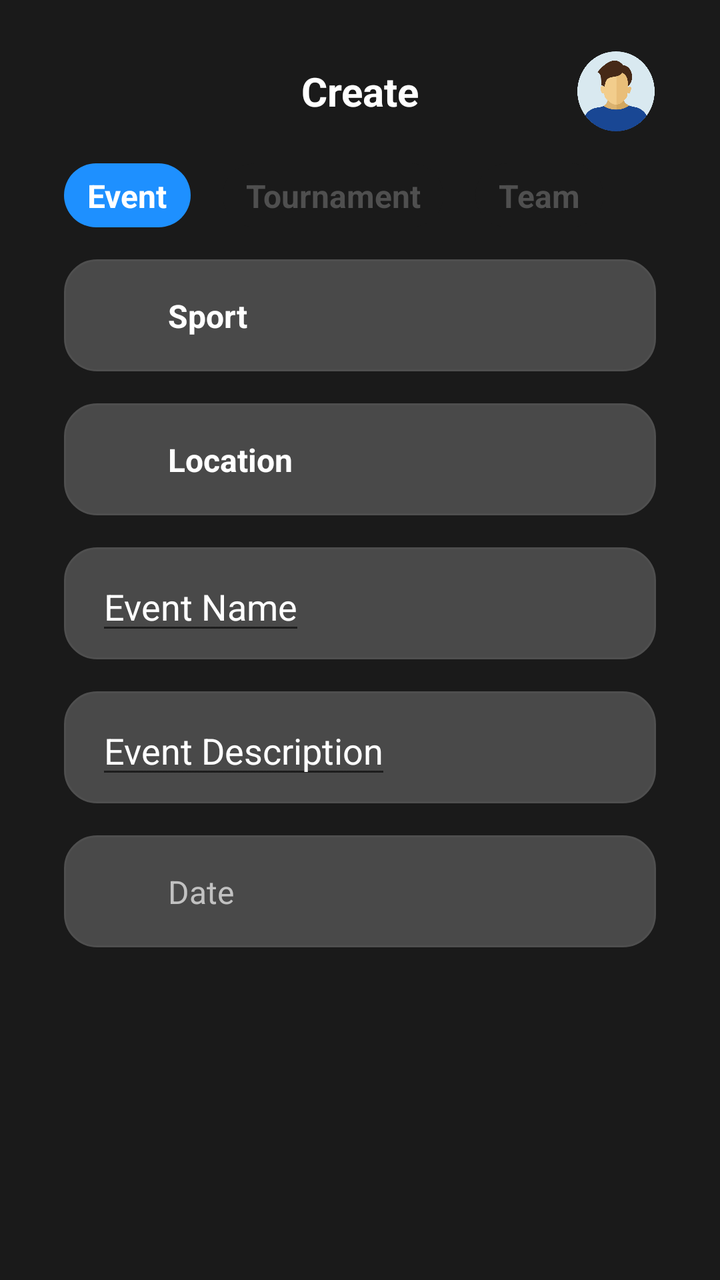
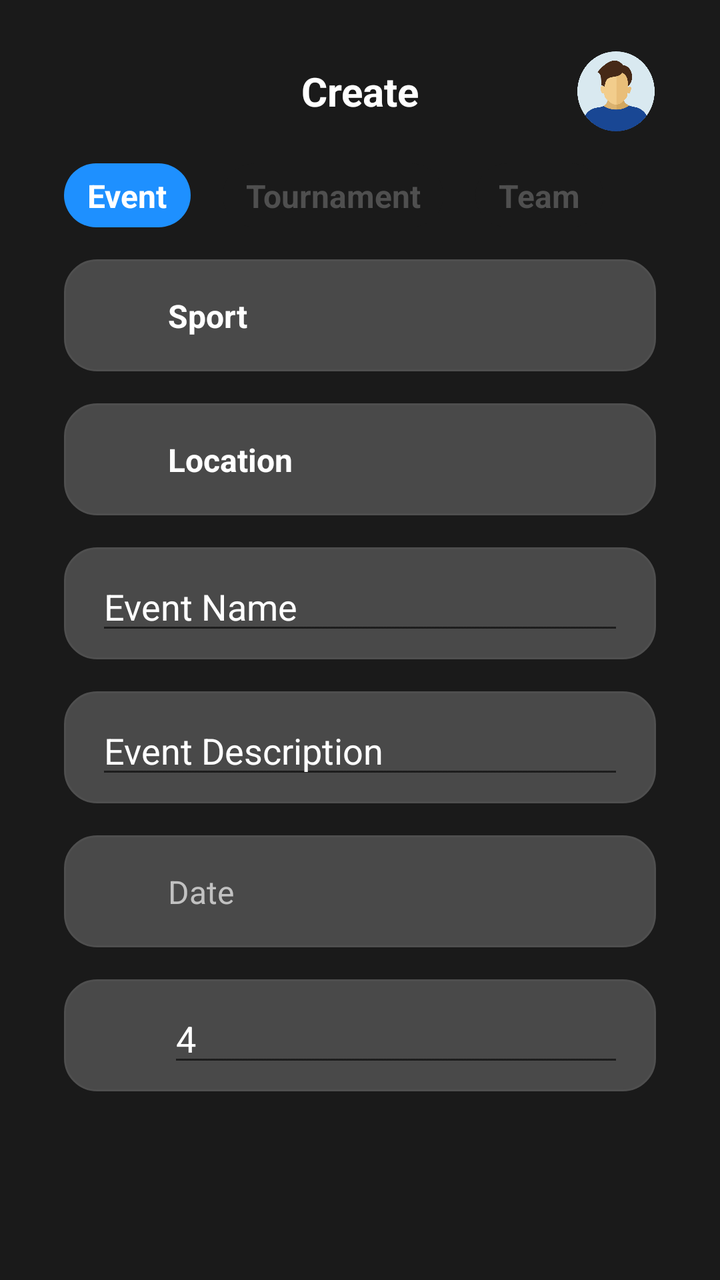

Screens rendered from an Android XML layout before and after an edit, with the pre-edit source and the edit as a unified diff.
<!-- AndroidManifest.xml: application theme Theme.AppCompat.Light.NoActionBar -->
<!-- res/layout/activity_create.xml -->
<?xml version="1.0" encoding="utf-8"?>
<androidx.constraintlayout.widget.ConstraintLayout xmlns:android="http://schemas.android.com/apk/res/android"
    xmlns:app="http://schemas.android.com/apk/res-auto"
    xmlns:tools="http://schemas.android.com/tools"
    android:id="@+id/main"
    android:layout_width="match_parent"
    android:layout_height="match_parent"
    android:background="#1A1A1A"
    tools:context=".CreateActivity">

    <LinearLayout
        android:id="@+id/tournamentsTV"
        android:layout_width="wrap_content"
        android:layout_height="32dp"
        android:layout_marginStart="16dp"
        android:background="@drawable/rounded_button_black_nostroke"
        android:gravity="center"
        android:orientation="horizontal"
        android:padding="12dp"
        app:layout_constraintBottom_toBottomOf="@+id/scheduledTV"
        app:layout_constraintStart_toEndOf="@+id/scheduledTV"
        app:layout_constraintTop_toTopOf="@+id/scheduledTV">

        <TextView
            android:layout_width="wrap_content"
            android:layout_height="wrap_content"
            android:text="Tournament"
            android:textColor="#FFFFFF"
            android:textSize="16sp"
            android:visibility="invisible" />
    </LinearLayout>

    <LinearLayout
        android:id="@+id/teamTV"
        android:layout_width="wrap_content"
        android:layout_height="32dp"
        android:layout_marginStart="16dp"
        android:background="@drawable/rounded_button_black_nostroke"
        android:gravity="center"
        android:orientation="horizontal"
        android:padding="12dp"
        app:layout_constraintBottom_toBottomOf="@+id/scheduledTV"
        app:layout_constraintStart_toEndOf="@+id/tournamentsTV"
        app:layout_constraintTop_toTopOf="@+id/scheduledTV">

        <TextView
            android:layout_width="wrap_content"
            android:layout_height="wrap_content"
            android:text="Team"
            android:textColor="#FFFFFF"
            android:textSize="16sp"
            android:visibility="invisible" />
    </LinearLayout>

    <LinearLayout
        android:id="@+id/scheduledTV"
        android:layout_width="wrap_content"
        android:layout_height="32dp"
        android:layout_marginStart="32dp"
        android:layout_marginTop="16dp"
        android:background="@drawable/rounded_button"
        android:gravity="center"
        android:orientation="horizontal"
        android:padding="12dp"
        app:layout_constraintStart_toStartOf="parent"
        app:layout_constraintTop_toBottomOf="@+id/arrow1">

        <TextView
            android:layout_width="wrap_content"
            android:layout_height="wrap_content"
            android:text="Event"
            android:textColor="#FFFFFF"
            android:textSize="16sp"
            android:visibility="invisible" />
    </LinearLayout>

    <TextView
        android:id="@+id/homeText"
        android:layout_width="wrap_content"
        android:layout_height="wrap_content"
        android:layout_marginTop="32dp"
        android:text="Create"
        android:textColor="#FFFFFF"
        android:textSize="20sp"
        android:textStyle="bold"
        app:layout_constraintEnd_toEndOf="parent"
        app:layout_constraintStart_toStartOf="parent"
        app:layout_constraintTop_toTopOf="parent" />

    <LinearLayout
        android:id="@+id/sportButton"
        android:layout_width="0dp"
        android:layout_height="56dp"
        android:layout_marginStart="32dp"
        android:layout_marginTop="16dp"
        android:layout_marginEnd="32dp"
        android:background="@drawable/rounded_button_grey"
        android:gravity="center"
        android:orientation="horizontal"
        android:padding="12dp"
        app:layout_constraintEnd_toEndOf="parent"
        app:layout_constraintStart_toStartOf="parent"
        app:layout_constraintTop_toBottomOf="@+id/scheduledTV">

    </LinearLayout>

    <LinearLayout
        android:id="@+id/locationButton"
        android:layout_width="0dp"
        android:layout_height="56dp"
        android:layout_marginStart="32dp"
        android:layout_marginTop="16dp"
        android:layout_marginEnd="32dp"
        android:background="@drawable/rounded_button_grey"
        android:gravity="center"
        android:orientation="horizontal"
        android:padding="12dp"
        app:layout_constraintEnd_toEndOf="parent"
        app:layout_constraintHorizontal_bias="0.0"
        app:layout_constraintStart_toStartOf="parent"
        app:layout_constraintTop_toBottomOf="@+id/sportButton">

    </LinearLayout>

    <LinearLayout
        android:id="@+id/nameButton"
        android:layout_width="0dp"
        android:layout_height="56dp"
        android:layout_marginStart="32dp"
        android:layout_marginTop="16dp"
        android:layout_marginEnd="32dp"
        android:background="@drawable/rounded_button_grey"
        android:gravity="center"
        android:orientation="horizontal"
        android:padding="12dp"
        app:layout_constraintEnd_toEndOf="parent"
        app:layout_constraintHorizontal_bias="0.0"
        app:layout_constraintStart_toStartOf="parent"
        app:layout_constraintTop_toBottomOf="@+id/locationButton">

    </LinearLayout>

    <LinearLayout
        android:id="@+id/descriptionButton"
        android:layout_width="0dp"
        android:layout_height="56dp"
        android:layout_marginStart="32dp"
        android:layout_marginTop="16dp"
        android:layout_marginEnd="32dp"
        android:background="@drawable/rounded_button_grey"
        android:gravity="center"
        android:orientation="horizontal"
        android:padding="12dp"
        app:layout_constraintEnd_toEndOf="parent"
        app:layout_constraintHorizontal_bias="0.0"
        app:layout_constraintStart_toStartOf="parent"
        app:layout_constraintTop_toBottomOf="@+id/nameButton">

    </LinearLayout>

    <LinearLayout
        android:id="@+id/dateButton"
        android:layout_width="0dp"
        android:layout_height="56dp"
        android:layout_marginStart="32dp"
        android:layout_marginTop="16dp"
        android:layout_marginEnd="32dp"
        android:background="@drawable/rounded_button_grey"
        android:gravity="center"
        android:orientation="horizontal"
        android:padding="12dp"
        app:layout_constraintEnd_toEndOf="parent"
        app:layout_constraintHorizontal_bias="0.0"
        app:layout_constraintStart_toStartOf="parent"
        app:layout_constraintTop_toBottomOf="@+id/descriptionButton">

    </LinearLayout>

    <TextView
        android:id="@+id/tournamentsText"
        android:layout_width="wrap_content"
        android:layout_height="wrap_content"
        android:text="Tournament"
        android:textColor="#4F4F4F"
        android:textSize="16sp"
        android:textStyle="bold"
        app:layout_constraintBottom_toBottomOf="@+id/tournamentsTV"
        app:layout_constraintEnd_toEndOf="@+id/tournamentsTV"
        app:layout_constraintStart_toStartOf="@+id/tournamentsTV"
        app:layout_constraintTop_toTopOf="@+id/tournamentsTV" />

    <TextView
        android:id="@+id/sportText"
        android:layout_width="0dp"
        android:layout_height="wrap_content"
        android:layout_marginStart="16dp"
        android:text="Sport"
        android:textColor="#FFFFFF"
        android:textSize="16sp"
        android:textStyle="bold"
        app:layout_constraintBottom_toBottomOf="@+id/sportButton"
        app:layout_constraintStart_toEndOf="@+id/sportIcon"
        app:layout_constraintTop_toTopOf="@+id/sportButton" />

    <TextView
        android:id="@+id/locationText"
        android:layout_width="0dp"
        android:layout_height="wrap_content"
        android:layout_marginStart="16dp"
        android:text="Location"
        android:textColor="#FFFFFF"
        android:textSize="16sp"
        android:textStyle="bold"
        app:layout_constraintBottom_toBottomOf="@+id/locationButton"
        app:layout_constraintStart_toEndOf="@+id/locationIcon"
        app:layout_constraintTop_toTopOf="@+id/locationButton" />

    <TextView
        android:id="@+id/teamText"
        android:layout_width="wrap_content"
        android:layout_height="wrap_content"
        android:text="Team"
        android:textColor="#4F4F4F"
        android:textSize="16sp"
        android:textStyle="bold"
        app:layout_constraintBottom_toBottomOf="@+id/tournamentsTV"
        app:layout_constraintEnd_toEndOf="@+id/teamTV"
        app:layout_constraintStart_toStartOf="@+id/teamTV"
        app:layout_constraintTop_toTopOf="@+id/tournamentsTV" />

    <TextView
        android:id="@+id/scheduledText"
        android:layout_width="wrap_content"
        android:layout_height="wrap_content"
        android:text="Event"
        android:textColor="#FFFFFF"
        android:textSize="16sp"
        android:textStyle="bold"
        app:layout_constraintBottom_toBottomOf="@+id/scheduledTV"
        app:layout_constraintEnd_toEndOf="@+id/scheduledTV"
        app:layout_constraintStart_toStartOf="@+id/scheduledTV"
        app:layout_constraintTop_toTopOf="@+id/scheduledTV" />

    <EditText
        android:id="@+id/nameText"
        android:layout_width="wrap_content"
        android:layout_height="wrap_content"
        android:layout_marginStart="16dp"
        android:hint="Event Name"
        android:textColor="#C1C1C1"
        android:textColorHint="#FFFFFF"
        android:textStyle="normal"
        app:layout_constraintBottom_toBottomOf="@+id/nameButton"
        app:layout_constraintStart_toStartOf="@+id/nameButton"
        app:layout_constraintTop_toTopOf="@+id/nameButton" />

    <EditText
        android:id="@+id/descriptionText"
        android:layout_width="wrap_content"
        android:layout_height="wrap_content"
        android:layout_marginStart="16dp"
        android:hint="Event Description"
        android:textColor="#C1C1C1"
        android:textColorHint="#FFFFFF"
        android:textStyle="normal"
        app:layout_constraintBottom_toBottomOf="@+id/descriptionButton"
        app:layout_constraintStart_toStartOf="@+id/nameButton"
        app:layout_constraintTop_toTopOf="@+id/descriptionButton" />

    <TextView
        android:id="@+id/dateText"
        android:layout_width="wrap_content"
        android:layout_height="wrap_content"
        android:layout_marginStart="16dp"
        android:text="Date"
        android:textColor="#C1C1C1"
        android:textSize="16sp"
        android:textStyle="normal"
        app:layout_constraintBottom_toBottomOf="@+id/dateButton"
        app:layout_constraintStart_toEndOf="@+id/calendarBtn"
        app:layout_constraintTop_toTopOf="@+id/dateButton" />

    <ImageView
        android:id="@+id/calendarBtn"
        android:layout_width="20dp"
        android:layout_height="20dp"
        android:layout_marginStart="16dp"
        app:layout_constraintBottom_toBottomOf="@+id/dateButton"
        app:layout_constraintStart_toStartOf="@+id/dateButton"
        app:layout_constraintTop_toTopOf="@+id/dateButton"
        app:srcCompat="@drawable/calendar"
        app:tint="#FBFBFB" />

    <com.google.android.material.imageview.ShapeableImageView
        android:id="@+id/profilePic"
        style="@style/RoundedImage"
        android:layout_width="40dp"
        android:layout_height="40dp"
        android:layout_marginEnd="32dp"
        app:layout_constraintBottom_toBottomOf="@+id/homeText"
        app:layout_constraintEnd_toEndOf="parent"
        app:layout_constraintTop_toTopOf="@+id/homeText"
        app:srcCompat="@drawable/man" />

    <ImageView
        android:id="@+id/arrow1"
        android:layout_width="40dp"
        android:layout_height="40dp"
        android:layout_marginStart="32dp"
        android:rotation="180"
        android:tint="#FFFFFF"
        app:layout_constraintBottom_toBottomOf="@+id/homeText"
        app:layout_constraintStart_toStartOf="parent"
        app:layout_constraintTop_toTopOf="@+id/homeText"
        app:srcCompat="@drawable/arrow" />

    <ImageView
        android:id="@+id/arrow2"
        android:layout_width="20dp"
        android:layout_height="20dp"
        android:layout_marginEnd="16dp"
        android:tint="#FFFFFF"
        app:layout_constraintBottom_toBottomOf="@+id/sportButton"
        app:layout_constraintEnd_toEndOf="@+id/sportButton"
        app:layout_constraintTop_toTopOf="@+id/sportButton"
        app:srcCompat="@drawable/arrow" />

    <ImageView
        android:id="@+id/sportIcon"
        android:layout_width="20dp"
        android:layout_height="20dp"
        android:layout_marginStart="16dp"
        android:tint="#FFFFFF"
        app:layout_constraintBottom_toBottomOf="@+id/sportButton"
        app:layout_constraintStart_toStartOf="@+id/sportButton"
        app:layout_constraintTop_toTopOf="@+id/sportButton"
        app:srcCompat="@drawable/trophyicon" />

    <ImageView
        android:id="@+id/locationIcon"
        android:layout_width="20dp"
        android:layout_height="20dp"
        android:layout_marginStart="16dp"
        android:tint="#FFFFFF"
        app:layout_constraintBottom_toBottomOf="@+id/locationButton"
        app:layout_constraintStart_toStartOf="@+id/sportButton"
        app:layout_constraintTop_toTopOf="@+id/locationButton"
        app:srcCompat="@drawable/locationicon" />

    <ImageView
        android:id="@+id/arrow3"
        android:layout_width="20dp"
        android:layout_height="20dp"
        android:layout_marginEnd="16dp"
        android:tint="#FFFFFF"
        app:layout_constraintBottom_toBottomOf="@+id/locationButton"
        app:layout_constraintEnd_toEndOf="@+id/sportButton"
        app:layout_constraintTop_toTopOf="@+id/locationButton"
        app:srcCompat="@drawable/arrow" />

    <ImageView
        android:id="@+id/checkBtnBg"
        android:layout_width="60dp"
        android:layout_height="60dp"
        android:layout_marginEnd="32dp"
        android:layout_marginBottom="32dp"
        app:layout_constraintBottom_toBottomOf="parent"
        app:layout_constraintEnd_toEndOf="parent"
        app:srcCompat="@drawable/blue_circle" />

    <ImageView
        android:id="@+id/checkButtonOverlay"
        android:layout_width="0dp"
        android:layout_height="0dp"
        android:layout_marginStart="16dp"
        android:layout_marginTop="16dp"
        android:layout_marginEnd="16dp"
        android:layout_marginBottom="16dp"
        app:layout_constraintBottom_toBottomOf="@+id/checkBtnBg"
        app:layout_constraintEnd_toEndOf="@+id/checkBtnBg"
        app:layout_constraintStart_toStartOf="@+id/checkBtnBg"
        app:layout_constraintTop_toTopOf="@+id/checkBtnBg"
        app:srcCompat="@drawable/check"
        app:tint="#FBFBFB" />

    <TextView
        android:id="@+id/sportBg"
        android:layout_width="0dp"
        android:layout_height="0dp"
        android:background="#991A1A1A"
        android:textStyle="bold"
        android:visibility="gone"
        app:layout_constraintBottom_toBottomOf="parent"
        app:layout_constraintEnd_toEndOf="parent"
        app:layout_constraintStart_toStartOf="parent"
        app:layout_constraintTop_toTopOf="parent" />

    <LinearLayout
        android:id="@+id/padelButton"
        android:layout_width="0dp"
        android:layout_height="56dp"
        android:layout_marginStart="32dp"
        android:layout_marginTop="32dp"
        android:layout_marginEnd="32dp"
        android:background="@drawable/rounded_button_grey"
        android:gravity="center"
        android:orientation="horizontal"
        android:padding="12dp"
        android:visibility="gone"
        app:layout_constraintEnd_toEndOf="parent"
        app:layout_constraintStart_toStartOf="parent"
        app:layout_constraintTop_toBottomOf="@+id/scheduledTV">

    </LinearLayout>

    <TextView
        android:id="@+id/padelText"
        android:layout_width="0dp"
        android:layout_height="wrap_content"
        android:layout_marginStart="16dp"
        android:layout_weight="1"
        android:text="Padel"
        android:textColor="#FFFFFF"
        android:textSize="16sp"
        android:textStyle="bold"
        android:visibility="gone"
        app:layout_constraintBottom_toTopOf="@+id/locationButton"
        app:layout_constraintStart_toEndOf="@+id/sportIcon"
        app:layout_constraintTop_toTopOf="@+id/padelButton" />

    <ImageView
        android:id="@+id/padelIcon"
        android:layout_width="20dp"
        android:layout_height="20dp"
        android:layout_marginStart="16dp"
        android:tint="#FFFFFF"
        android:visibility="gone"
        app:layout_constraintBottom_toTopOf="@+id/locationButton"
        app:layout_constraintStart_toStartOf="@+id/sportButton"
        app:layout_constraintTop_toTopOf="@+id/padelButton"
        app:srcCompat="@drawable/padelicon" />

    <ImageView
        android:id="@+id/arrow4"
        android:layout_width="20dp"
        android:layout_height="20dp"
        android:layout_marginEnd="16dp"
        android:tint="#FFFFFF"
        android:visibility="gone"
        app:layout_constraintBottom_toTopOf="@+id/locationButton"
        app:layout_constraintEnd_toEndOf="@+id/sportButton"
        app:layout_constraintTop_toTopOf="@+id/padelButton"
        app:srcCompat="@drawable/arrow" />

</androidx.constraintlayout.widget.ConstraintLayout>
<!-- resources referenced by this layout -->
<resources>
  <!-- drawable arrow: png bitmap (drawable, 1702 bytes) -->
  <!-- drawable blue_circle (drawable) -->
  <?xml version="1.0" encoding="utf-8"?>
  <shape xmlns:android="http://schemas.android.com/apk/res/android"
      android:shape="oval">
  
      <solid android:color="#1E90FF"/>
  
      <size
          android:width="100dp"
          android:height="100dp"/>
  
  </shape>
  <!-- drawable calendar: png bitmap (drawable, 10590 bytes) -->
  <!-- drawable check: png bitmap (drawable, 21161 bytes) -->
  <!-- drawable locationicon: png bitmap (drawable, 149905 bytes) -->
  <!-- drawable man: png bitmap (drawable, 16637 bytes) -->
  <!-- drawable padelicon: png bitmap (drawable, 51341 bytes) -->
  <!-- drawable rounded_button (drawable) -->
  <shape xmlns:android="http://schemas.android.com/apk/res/android">
      <solid android:color="#1E90FF"/>
      <corners android:radius="16dp"/>
      <padding
          android:left="16dp"
          android:right="16dp"
          android:top="10dp"
          android:bottom="10dp"/>
  </shape>
  <!-- drawable rounded_button_black_nostroke (drawable) -->
  <shape xmlns:android="http://schemas.android.com/apk/res/android">
      <solid android:color="#1A1A1A"/>
      <corners android:radius="16dp"/>
      <padding
          android:left="16dp"
          android:right="16dp"
          android:top="10dp"
          android:bottom="10dp"/>
  </shape>
  <!-- drawable rounded_button_grey (drawable) -->
  <shape xmlns:android="http://schemas.android.com/apk/res/android">
      <solid android:color="#494949"/>
      <corners android:radius="16dp"/>
      <stroke
          android:width="1dp"
          android:color="#4F4F4F" />
      <padding
          android:left="16dp"
          android:right="16dp"
          android:top="10dp"
          android:bottom="10dp"/>
  </shape>
  <!-- drawable trophyicon: png bitmap (drawable, 30798 bytes) -->
  <style name="RoundedImage">
          <item name="shapeAppearanceOverlay">@style/RoundedCorners</item>
      </style>
  <style name="RoundedCorners">
          <item name="cornerFamily">rounded</item>
          <item name="cornerSize">50%</item> 
      </style>
</resources>

<!-- the commit's change to res/layout/activity_create.xml (unified diff, before → after) -->
@@ -176,6 +176,24 @@
 
     </LinearLayout>
 
+    <LinearLayout
+        android:id="@+id/maxPlayersButton"
+        android:layout_width="0dp"
+        android:layout_height="56dp"
+        android:layout_marginStart="32dp"
+        android:layout_marginTop="16dp"
+        android:layout_marginEnd="32dp"
+        android:background="@drawable/rounded_button_grey"
+        android:gravity="center"
+        android:orientation="horizontal"
+        android:padding="12dp"
+        app:layout_constraintEnd_toEndOf="parent"
+        app:layout_constraintHorizontal_bias="0.0"
+        app:layout_constraintStart_toStartOf="parent"
+        app:layout_constraintTop_toBottomOf="@+id/dateButton">
+
+    </LinearLayout>
+
     <TextView
         android:id="@+id/tournamentsText"
         android:layout_width="wrap_content"
@@ -189,6 +207,22 @@
         app:layout_constraintStart_toStartOf="@+id/tournamentsTV"
         app:layout_constraintTop_toTopOf="@+id/tournamentsTV" />
 
+    <EditText
+        android:id="@+id/maxPlayers"
+        android:layout_width="0dp"
+        android:layout_height="wrap_content"
+        android:layout_marginStart="16dp"
+        android:layout_marginEnd="16dp"
+        android:ems="10"
+        android:hint="4"
+        android:inputType="number"
+        android:textColor="#FFFFFF"
+        android:textColorHint="#FFFFFF"
+        app:layout_constraintBottom_toBottomOf="@+id/maxPlayersButton"
+        app:layout_constraintEnd_toEndOf="@+id/maxPlayersButton"
+        app:layout_constraintStart_toEndOf="@+id/calendarBtn"
+        app:layout_constraintTop_toTopOf="@+id/maxPlayersButton" />
+
     <TextView
         android:id="@+id/sportText"
         android:layout_width="0dp"
@@ -243,28 +277,32 @@
 
     <EditText
         android:id="@+id/nameText"
-        android:layout_width="wrap_content"
-        android:layout_height="wrap_content"
-        android:layout_marginStart="16dp"
+        android:layout_width="0dp"
+        android:layout_height="wrap_content"
+        android:layout_marginStart="16dp"
+        android:layout_marginEnd="16dp"
         android:hint="Event Name"
         android:textColor="#C1C1C1"
         android:textColorHint="#FFFFFF"
         android:textStyle="normal"
         app:layout_constraintBottom_toBottomOf="@+id/nameButton"
+        app:layout_constraintEnd_toEndOf="@+id/nameButton"
         app:layout_constraintStart_toStartOf="@+id/nameButton"
         app:layout_constraintTop_toTopOf="@+id/nameButton" />
 
     <EditText
         android:id="@+id/descriptionText"
-        android:layout_width="wrap_content"
-        android:layout_height="wrap_content"
-        android:layout_marginStart="16dp"
+        android:layout_width="0dp"
+        android:layout_height="wrap_content"
+        android:layout_marginStart="16dp"
+        android:layout_marginEnd="16dp"
         android:hint="Event Description"
         android:textColor="#C1C1C1"
         android:textColorHint="#FFFFFF"
         android:textStyle="normal"
         app:layout_constraintBottom_toBottomOf="@+id/descriptionButton"
-        app:layout_constraintStart_toStartOf="@+id/nameButton"
+        app:layout_constraintEnd_toEndOf="@+id/descriptionButton"
+        app:layout_constraintStart_toStartOf="@+id/descriptionButton"
         app:layout_constraintTop_toTopOf="@+id/descriptionButton" />
 
     <TextView
@@ -288,6 +326,17 @@
         app:layout_constraintBottom_toBottomOf="@+id/dateButton"
         app:layout_constraintStart_toStartOf="@+id/dateButton"
         app:layout_constraintTop_toTopOf="@+id/dateButton"
+        app:srcCompat="@drawable/calendar"
+        app:tint="#FBFBFB" />
+
+    <ImageView
+        android:id="@+id/calendarBtn"
+        android:layout_width="20dp"
+        android:layout_height="20dp"
+        android:layout_marginStart="16dp"
+        app:layout_constraintBottom_toBottomOf="@+id/maxPlayersButton"
+        app:layout_constraintStart_toStartOf="@+id/maxPlayersButton"
+        app:layout_constraintTop_toTopOf="@+id/maxPlayersButton"
         app:srcCompat="@drawable/calendar"
         app:tint="#FBFBFB" />
 
